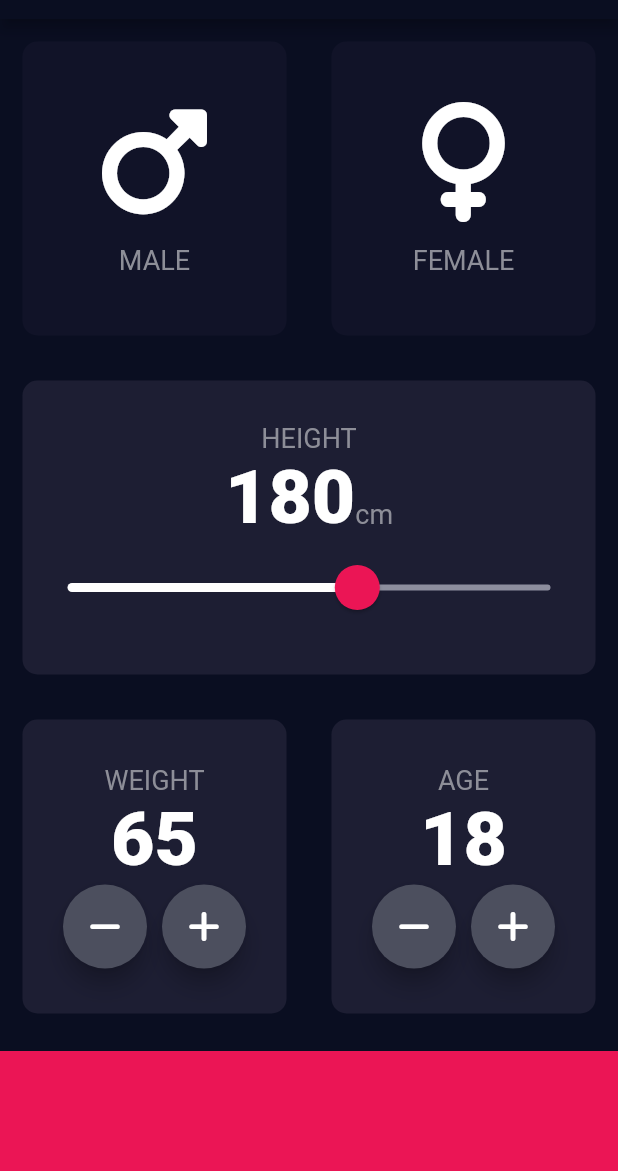
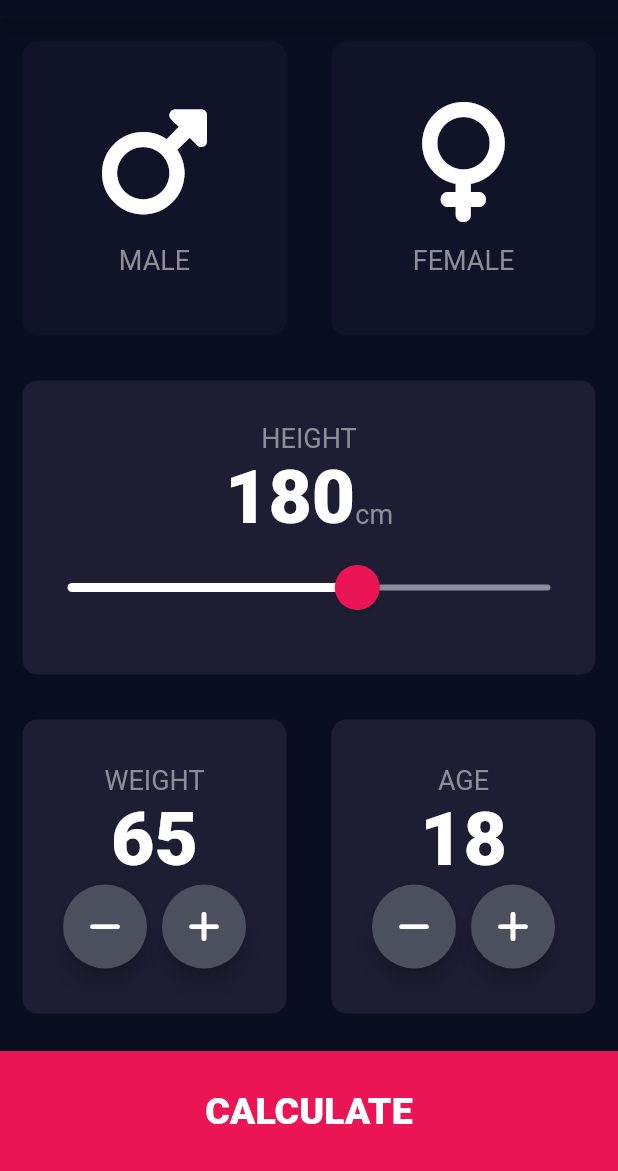
Before and after one commit to i-umairkhan/bmi_calculator, a Flutter app: the screen it shows after launch, on a phone screen of 412 x 824 dp, the part 65-1236 px from its top. Run offline on Flutter 3.47's test engine with Material 2 defaults, Android fonts, the phone set to English and light mode, and no system bars; our stand-ins replace font_awesome_flutter.

Commit message:
ui Completed

```diff
--- /dev/null
+++ b/lib/bottom_button.dart
@@ -0,0 +1,33 @@
+import 'package:flutter/material.dart';
+import './constants.dart';
+
+class BottomButton extends StatelessWidget {
+  const BottomButton({
+    required this.buttonTitle,
+    required this.ontap,
+    Key? key,
+  }) : super(key: key);
+
+  final Function ontap;
+  final String buttonTitle;
+
+  @override
+  Widget build(BuildContext context) {
+    return GestureDetector(
+      onTap: () {
+        ontap();
+      },
+      child: Container(
+        child: Center(
+            child: Text(
+          buttonTitle,
+          style: largeTextStyle,
+        )),
+        color: bottomContainerColor,
+        width: double.infinity,
+        height: bottomContainerHight,
+        margin: const EdgeInsets.only(top: 10),
+      ),
+    );
+  }
+}
--- a/lib/input_page.dart
+++ b/lib/input_page.dart
@@ -3,6 +3,9 @@ import 'package:font_awesome_flutter/font_awesome_flutter.dart';
 import './reusable_card.dart';
 import './icon_content.dart';
 import './constants.dart';
+import './results_page.dart';
+import './bottom_button.dart';
+import './round_icon.dart';
 
 enum Genders { male, female }
 
@@ -216,40 +219,13 @@ class _InputPageState extends State<InputPage> {
               ],
             ),
           ),
-          Container(
-            color: bottomContainerColor,
-            width: double.infinity,
-            height: bottomContainerHight,
-            margin: const EdgeInsets.only(top: 10),
+          BottomButton(
+            buttonTitle: 'CALCULATE',
+            ontap: () => Navigator.push(context,
+                MaterialPageRoute(builder: (context) => const ResultsPage())),
           )
         ],
       ),
     );
   }
 }
-
-class RoundIconButton extends StatelessWidget {
-  const RoundIconButton(
-      {required this.ico, required this.changeWeight, Key? key})
-      : super(key: key);
-
-  final IconData ico;
-  final Function changeWeight;
-
-  @override
-  Widget build(BuildContext context) {
-    return RawMaterialButton(
-      child: Icon(ico),
-      onPressed: (() {
-        changeWeight();
-      }),
-      shape: const CircleBorder(),
-      fillColor: const Color(0xFF4C4F5E),
-      elevation: 6.0,
-      constraints: const BoxConstraints.tightFor(
-        width: 56,
-        height: 56,
-      ),
-    );
-  }
-}
--- /dev/null
+++ b/lib/round_icon.dart
@@ -0,0 +1,27 @@
+import 'package:flutter/material.dart';
+
+class RoundIconButton extends StatelessWidget {
+  const RoundIconButton(
+      {required this.ico, required this.changeWeight, Key? key})
+      : super(key: key);
+
+  final IconData ico;
+  final Function changeWeight;
+
+  @override
+  Widget build(BuildContext context) {
+    return RawMaterialButton(
+      child: Icon(ico),
+      onPressed: (() {
+        changeWeight();
+      }),
+      shape: const CircleBorder(),
+      fillColor: const Color(0xFF4C4F5E),
+      elevation: 6.0,
+      constraints: const BoxConstraints.tightFor(
+        width: 56,
+        height: 56,
+      ),
+    );
+  }
+}
```
Also changed, not shown: lib/constants.dart (+12 -0 lines), lib/results_page.dart (added, +64 -0 lines).
